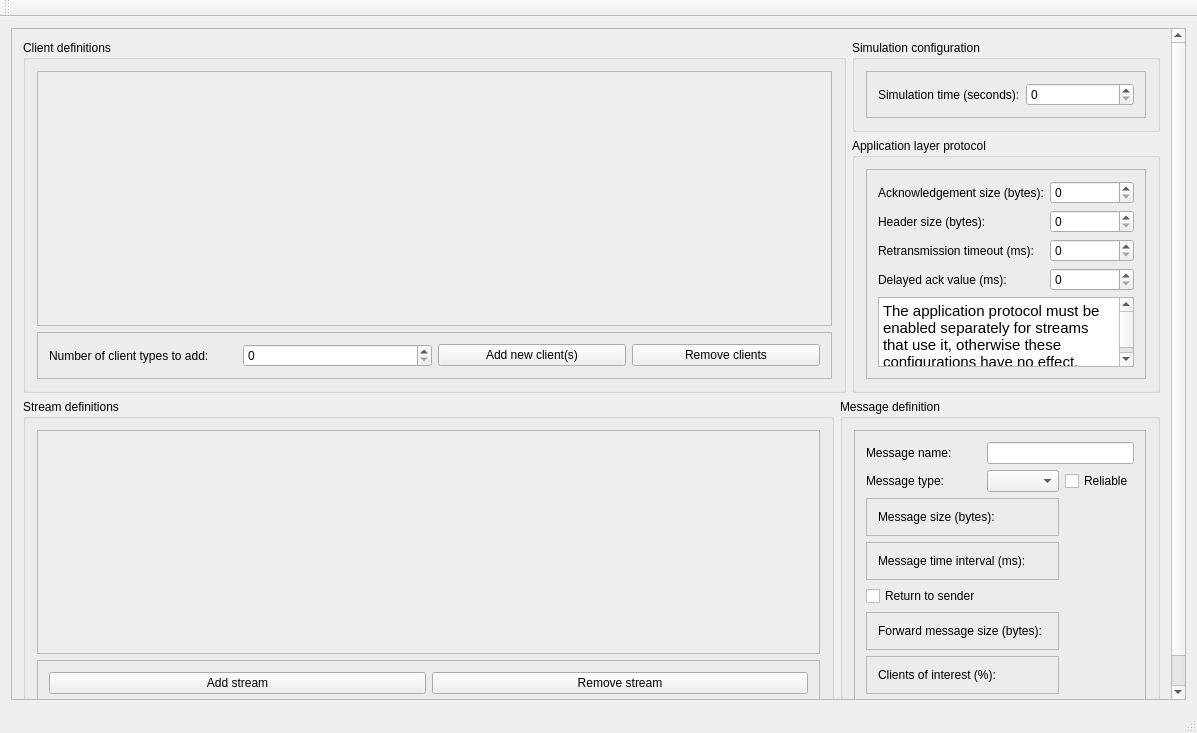
Above: GUI/mainwindow.ui from Chiru/NVE_Simulation before the change. Below: the same form after it.
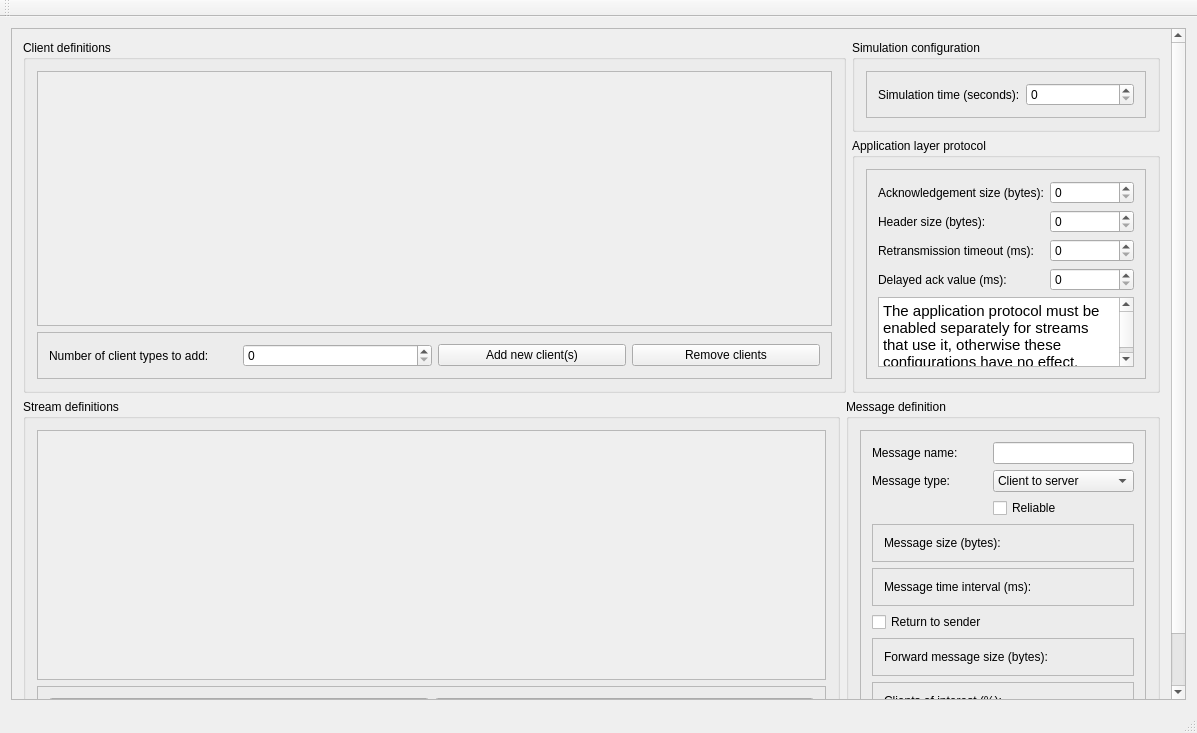
That is the form after the change.

Diff of the .ui file:
```diff
--- a/GUI/mainwindow.ui
+++ b/GUI/mainwindow.ui
@@ -30,9 +30,9 @@
        <property name="geometry">
         <rect>
          <x>0</x>
-         <y>-42</y>
+         <y>-76</y>
          <width>1161</width>
-         <height>695</height>
+         <height>729</height>
         </rect>
        </property>
        <layout class="QGridLayout" name="gridLayout_5">
@@ -247,8 +247,8 @@
                <rect>
                 <x>0</x>
                 <y>0</y>
-                <width>738</width>
-                <height>225</height>
+                <width>768</width>
+                <height>259</height>
                </rect>
               </property>
              </widget>
@@ -297,7 +297,7 @@
              <property name="frameShadow">
               <enum>QFrame::Raised</enum>
              </property>
-             <layout class="QGridLayout" name="gridLayout_4">
+             <layout class="QFormLayout" name="formLayout">
               <item row="0" column="0">
                <widget class="QLabel" name="label_7">
                 <property name="text">
@@ -305,27 +305,45 @@
                 </property>
                </widget>
               </item>
-              <item row="0" column="1" colspan="2">
-               <widget class="QLineEdit" name="lineEdit"/>
+              <item row="0" column="1">
+               <widget class="QLineEdit" name="lineEdit">
+                <property name="toolTip">
+                 <string>Each message must have unique name. </string>
+                </property>
+               </widget>
               </item>
-              <item row="1" column="0">
+              <item row="2" column="0">
                <widget class="QLabel" name="label_8">
                 <property name="text">
                  <string>Message type:</string>
                 </property>
                </widget>
               </item>
-              <item row="1" column="1">
-               <widget class="QComboBox" name="comboBox"/>
+              <item row="2" column="1">
+               <widget class="QComboBox" name="comboBox">
+                <property name="toolTip">
+                 <string>Changes message type.</string>
+                </property>
+                <item>
+                 <property name="text">
+                  <string>Client to server</string>
+                 </property>
+                </item>
+                <item>
+                 <property name="text">
+                  <string>Server to client</string>
+                 </property>
+                </item>
+               </widget>
               </item>
-              <item row="1" column="2">
+              <item row="3" column="1">
                <widget class="QCheckBox" name="checkBox">
                 <property name="text">
                  <string>Reliable</string>
                 </property>
                </widget>
               </item>
-              <item row="2" column="0" colspan="2">
+              <item row="4" column="0" colspan="2">
                <widget class="QFrame" name="frame_4">
                 <property name="frameShape">
                  <enum>QFrame::StyledPanel</enum>
@@ -344,7 +362,7 @@
                 </layout>
                </widget>
               </item>
-              <item row="3" column="0" colspan="2">
+              <item row="5" column="0" colspan="2">
                <widget class="QFrame" name="frame_5">
                 <property name="frameShape">
                  <enum>QFrame::StyledPanel</enum>
@@ -363,14 +381,14 @@
                 </layout>
                </widget>
               </item>
-              <item row="4" column="0">
+              <item row="6" column="0">
                <widget class="QCheckBox" name="checkBox_2">
                 <property name="text">
                  <string>Return to sender</string>
                 </property>
                </widget>
               </item>
-              <item row="5" column="0" colspan="2">
+              <item row="7" column="0" colspan="2">
                <widget class="QFrame" name="frame_6">
                 <property name="frameShape">
                  <enum>QFrame::StyledPanel</enum>
@@ -389,7 +407,7 @@
                 </layout>
                </widget>
               </item>
-              <item row="6" column="0" colspan="2">
+              <item row="8" column="0" colspan="2">
                <widget class="QFrame" name="frame_7">
                 <property name="frameShape">
                  <enum>QFrame::StyledPanel</enum>
```
Left out of the diff: 29 changed lines with no effect on the pictures.
